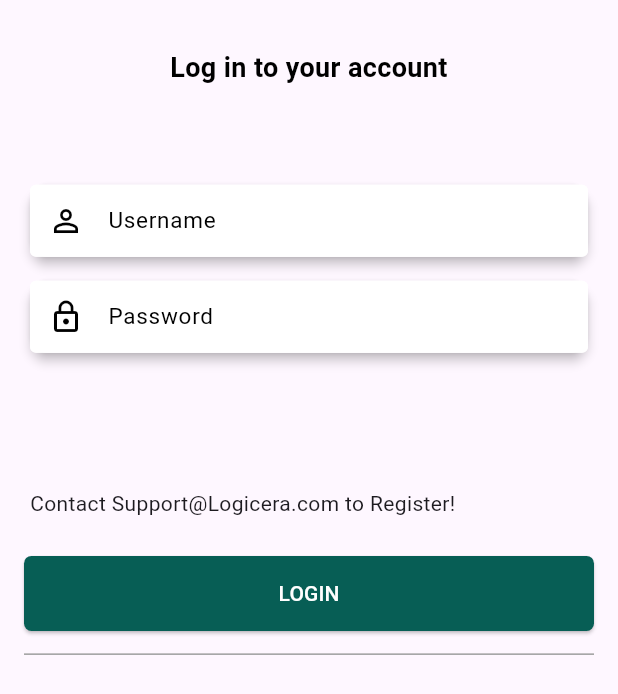
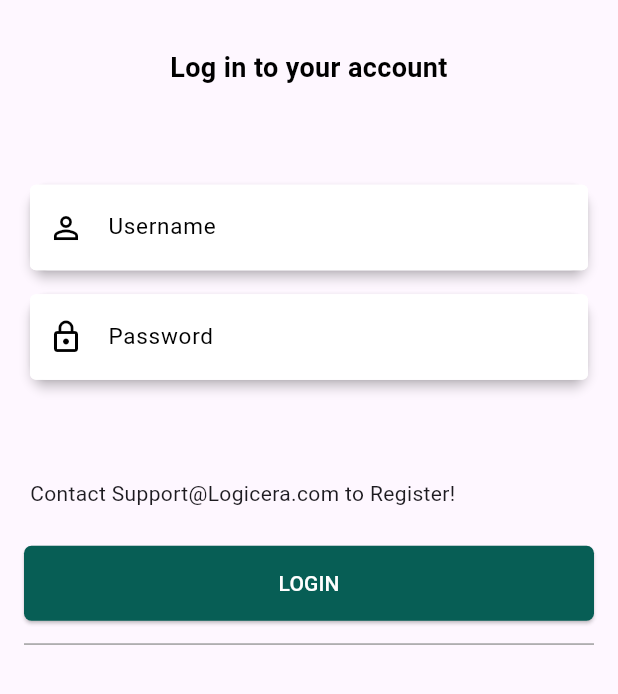
Before and after one commit to ZARRAR-1/things_todo_in_this_weather, a Flutter app: the screen it shows after launch, on a phone screen of 412 x 824 dp. Shown: the top 694 px of the screen. Run offline on Flutter 3.47's test engine with Material 3 defaults, Android fonts, the phone set to English and light mode, and no system bars; our stand-ins replace bloc, flutter_bloc, geolocator, shared_preferences, weather.

Commit message:
Changed the thickness of Textfields in custom_text_field.dart, for ease of tapping.

```diff
--- a/lib/onboarding_module/custom_widgets_onboarding/custom_text_field.dart
+++ b/lib/onboarding_module/custom_widgets_onboarding/custom_text_field.dart
@@ -33,7 +33,7 @@ class CustomTextField extends StatelessWidget {
             filled: true,
             fillColor: primaryColor,
             hintText: hintText,
-            contentPadding: const EdgeInsets.all(8),
+            contentPadding: const EdgeInsets.symmetric(horizontal: 8, vertical: 17),
             hintStyle: buildSetTextStyle(),
             prefixIcon: Icon(prefixIcon, color: Colors.black),
             enabledBorder: const OutlineInputBorder(
--- a/lib/onboarding_module/screens/auth_screen.dart
+++ b/lib/onboarding_module/screens/auth_screen.dart
@@ -127,7 +127,7 @@ class _UserAuthPageState extends State<UserAuthPage> {
                 controller: passwordController,
               ),
 
-              SizedBox(width: deviceWidth * 0.84, height: deviceHeight * 0.1),
+              SizedBox(width: deviceWidth * 0.84, height: deviceHeight * 0.07),
               const Row(
                 mainAxisAlignment: MainAxisAlignment.start,
                 children: [
```
